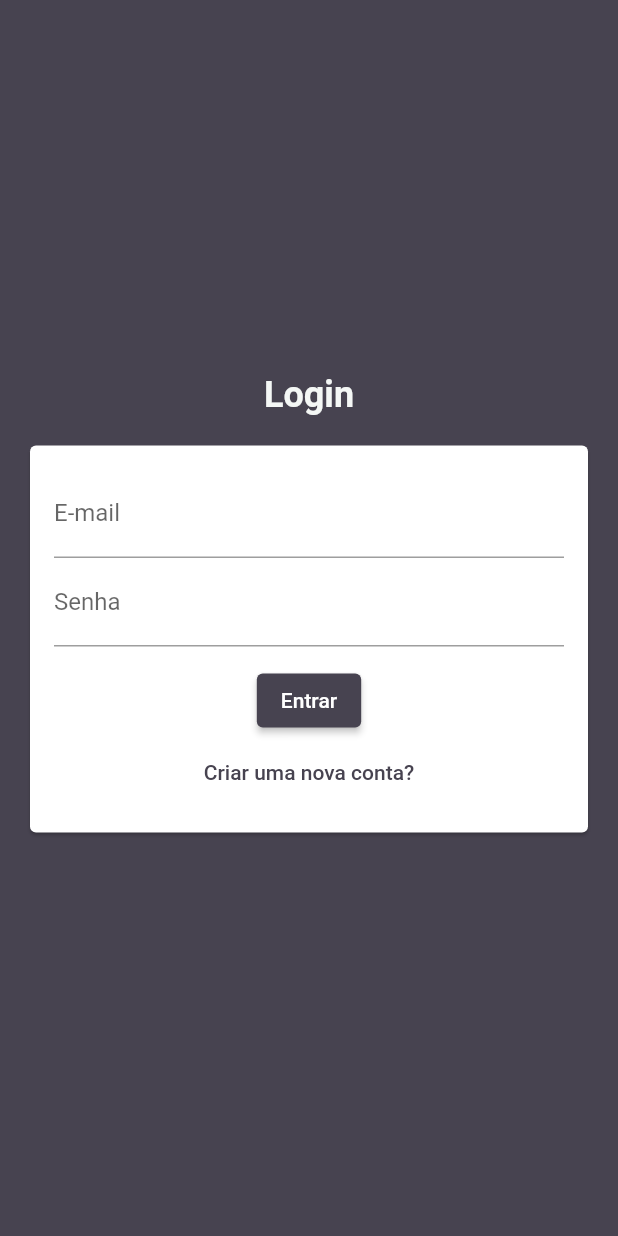
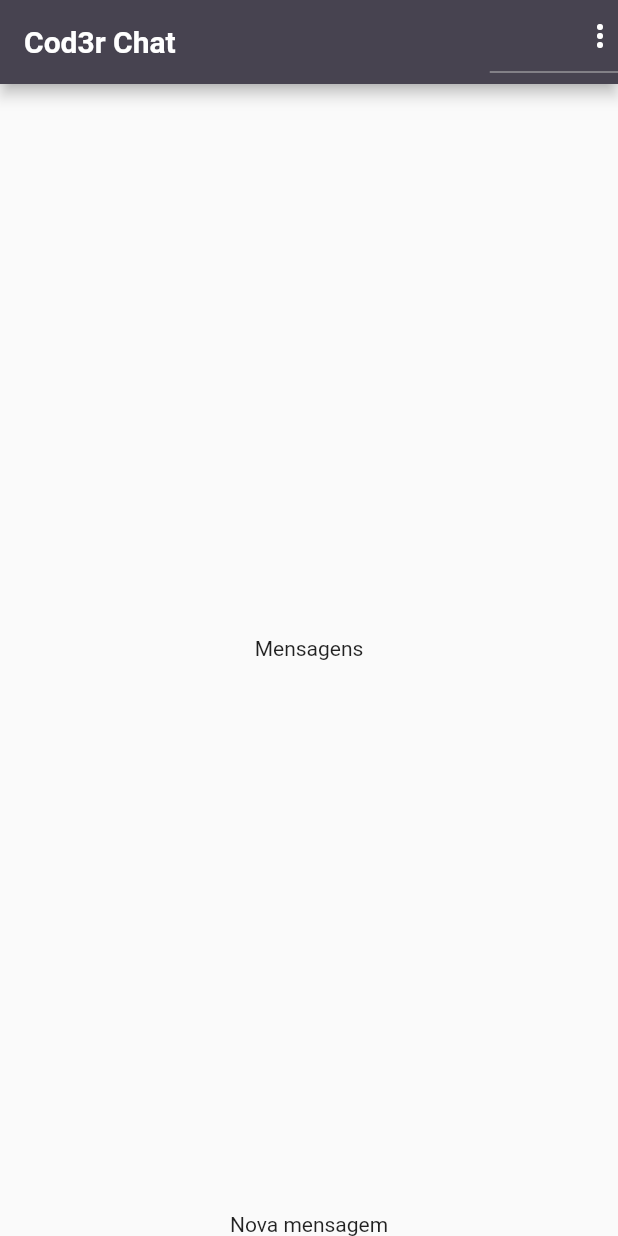
Before and after one commit to lucasxgb/chat-app, a Flutter app: the screen it shows after launch, on a phone screen of 412 x 824 dp. Run offline on Flutter 3.47's test engine with Material 2 defaults, Android fonts, the phone set to English and light mode, and no system bars; our stand-ins replace image_picker; accounts and stored records are empty.

Commit message:
Construindo a tela de chat

```diff
--- /dev/null
+++ b/lib/components/messages.dart
@@ -0,0 +1,12 @@
+import 'package:flutter/material.dart';
+
+class Menssages extends StatelessWidget {
+  const Menssages({super.key});
+
+  @override
+  Widget build(BuildContext context) {
+    return const Center(
+      child: Text('Mensagens'),
+    );
+  }
+}
--- /dev/null
+++ b/lib/components/new_message.dart
@@ -0,0 +1,12 @@
+import 'package:flutter/material.dart';
+
+class NewMessage extends StatelessWidget {
+  const NewMessage({super.key});
+
+  @override
+  Widget build(BuildContext context) {
+    return const Center(
+      child: Text('Nova mensagem'),
+    );
+  }
+}
--- a/lib/core/services/auth/auth_mock_services.dart
+++ b/lib/core/services/auth/auth_mock_services.dart
@@ -8,13 +8,22 @@ import 'package:chat/core/models/chat_user.dart';
 import 'package:chat/core/services/auth/auth_service.dart';
 
 class AuthMockService implements AuthService {
+  static const _defaultUser = ChatUser(
+    id: '1',
+    name: 'Lucas Gabriel',
+    email: 'lgabriel@gmail.com',
+    imageUrl: 'assets/images/avatar.png',
+  );
+
   /* Ao utilizar o static, indepente da instância da classe, eu vou ter os mesmos
   usuários cadastrados*/
-  static Map<String, ChatUser> _users = {};
+  static final Map<String, ChatUser> _users = {
+    _defaultUser.email: _defaultUser
+  };
   static MultiStreamController<ChatUser?>? _controller;
   static final _userStream = Stream<ChatUser?>.multi((controller) {
     _controller = controller;
-    _updateUser(null);
+    _updateUser(_defaultUser);
   });
 
   /* Ao fazer váris instâncias de AuthMockService, eu ainda vou ter o mesmo usuário
--- a/lib/core/services/auth/auth_service.dart
+++ b/lib/core/services/auth/auth_service.dart
@@ -4,6 +4,7 @@
  */
 import 'dart:io';
 import 'package:chat/core/models/chat_user.dart';
+import 'package:chat/core/services/auth/auth_mock_services.dart';
 
 abstract class AuthService {
   /* Usuário logado, é opcional pois se não tiver usuário logado o valor será nullo */
@@ -25,5 +26,11 @@ abstract class AuthService {
     String email,
     String password,
   );
+
   Future<void> logout();
+
+  /* Retornando uma implementação de uma classe genérica a partir dela mesma */
+  factory AuthService() {
+    return AuthMockService();
+  }
 }
--- a/lib/pages/auth_or_app_page.dart
+++ b/lib/pages/auth_or_app_page.dart
@@ -1,5 +1,5 @@
 import 'package:chat/core/models/chat_user.dart';
-import 'package:chat/core/services/auth/auth_mock_services.dart';
+import 'package:chat/core/services/auth/auth_service.dart';
 import 'package:chat/pages/auth_page.dart';
 import 'package:chat/pages/chat_page.dart';
 import 'package:chat/pages/loading_page.dart';
@@ -12,12 +12,12 @@ class AuthOrAppPage extends StatelessWidget {
   Widget build(BuildContext context) {
     return Scaffold(
         body: StreamBuilder<ChatUser?>(
-      stream: AuthMockService().userChanges,
+      stream: AuthService().userChanges,
       builder: (ctx, snapshot) {
         if (snapshot.connectionState == ConnectionState.waiting) {
-          return LoadingPage();
+          return const LoadingPage();
         } else {
-          return snapshot.hasData ? ChatPage() : AuthPage();
+          return snapshot.hasData ?  const ChatPage() : const AuthPage();
         }
       },
     ));
--- a/lib/pages/auth_page.dart
+++ b/lib/pages/auth_page.dart
@@ -1,6 +1,6 @@
 import 'package:chat/components/auth_form.dart';
 import 'package:chat/core/models/auth_form_data.dart';
-import 'package:chat/core/services/auth/auth_mock_services.dart';
+import 'package:chat/core/services/auth/auth_service.dart';
 import 'package:flutter/material.dart';
 
 /* Atualizações na classe para ficar compátivel com a implementação exigida pelo
@@ -24,12 +24,12 @@ class _AuthPageState extends State<AuthPage> {
       if (formData.isLogin) {
         /* Await significa esperar para ir pra frente só depois de receber uma resposta
         a execução do código */
-        await AuthMockService().login(
+        await AuthService().login(
           formData.email,
           formData.password,
         );
       } else {
-        await AuthMockService().signup(
+        await AuthService().signup(
           formData.name,
           formData.email,
           formData.password,
@@ -60,7 +60,7 @@ class _AuthPageState extends State<AuthPage> {
             Container(
               color: const Color.fromRGBO(0, 0, 0, 0.5),
               child: const Center(
-                child: const CircularProgressIndicator(),
+                child: CircularProgressIndicator(),
               ),
             )
         ],
--- a/lib/pages/chat_page.dart
+++ b/lib/pages/chat_page.dart
@@ -1,4 +1,6 @@
-import 'package:chat/core/services/auth/auth_mock_services.dart';
+import 'package:chat/components/messages.dart';
+import 'package:chat/components/new_message.dart';
+import 'package:chat/core/services/auth/auth_service.dart';
 import 'package:flutter/material.dart';
 
 class ChatPage extends StatelessWidget {
@@ -7,19 +9,51 @@ class ChatPage extends StatelessWidget {
   @override
   Widget build(BuildContext context) {
     return Scaffold(
-      body: Column(
-        mainAxisAlignment: MainAxisAlignment.center,
-        children: [
-          Center(
-            child: Text('É o chat né vida?'),
-          ),
-          TextButton(
-            onPressed: () {
-              AuthMockService().logout();
+      appBar: AppBar(
+        title: const Text(
+          'Cod3r Chat',
+          style: TextStyle(fontSize: 20),
+        ),
+        actions: [
+          DropdownButton(
+            icon: Icon(
+              Icons.more_vert,
+              color: Theme.of(context).primaryIconTheme.color,
+            ),
+            items: [
+              DropdownMenuItem(
+                value: 'logout',
+                child: Container(
+                  child: const Row(
+                    children: [
+                      Icon(
+                        Icons.exit_to_app,
+                        color: Colors.black87,
+                      ),
+                      SizedBox(
+                        width: 10,
+                      ),
+                      Text('Sair'),
+                    ],
+                  ),
+                ),
+              ),
+            ],
+            onChanged: (value) {
+              if (value == 'logout') {
+                AuthService().logout();
+              }
             },
-            child: Text('Logout'),
           ),
         ],
+      ),
+      body: const SafeArea(
+        child: Column(
+          children: [
+            Expanded(child: Menssages()),
+            NewMessage(),
+          ],
+        ),
       ),
     );
   }
```
